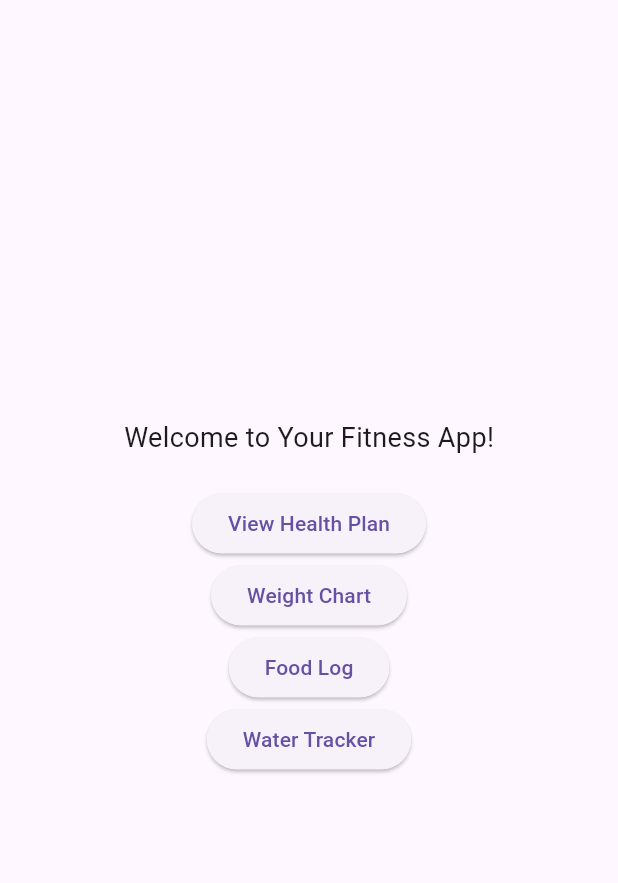
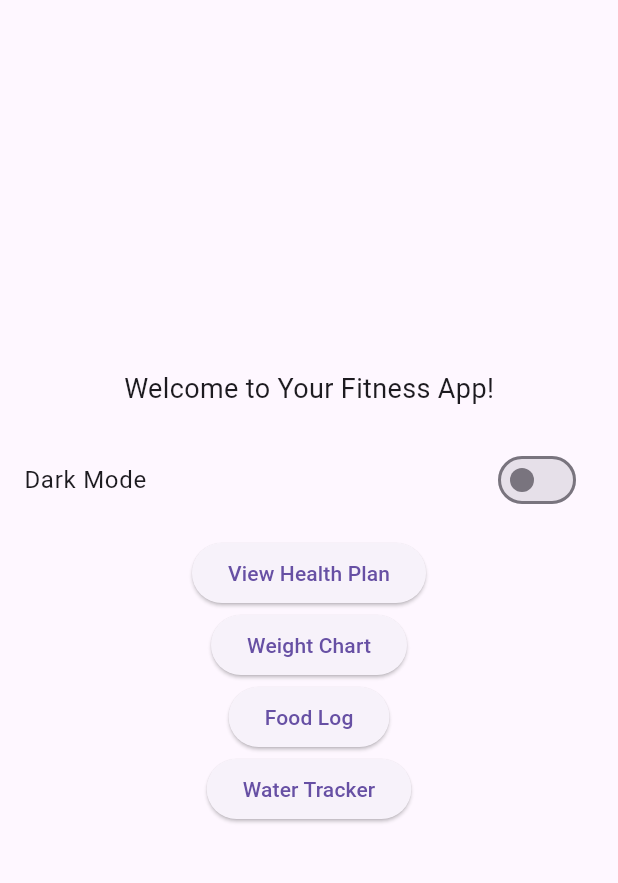
Before and after one commit to TeddyTjoe1990/cse310-module2, a Flutter app: the screen it shows after launch, after a tap on "Login", on a phone screen of 412 x 824 dp, the part 63-946 px from its top. Run offline on Flutter 3.47's test engine with Material 3 defaults, Android fonts, the phone set to English and light mode, and no system bars; our stand-ins replace fl_chart.

Commit message:
adding some dependencies and adding a toggle button darkmode

```diff
--- a/health_and_fitness_app/lib/main.dart
+++ b/health_and_fitness_app/lib/main.dart
@@ -1,20 +1,43 @@
 import 'package:flutter/material.dart';
+import 'package:provider/provider.dart';
+
 import 'pages/login_page.dart';
 import 'pages/dashboard_page.dart';
 import 'pages/plan_page.dart';
 import 'pages/weight_chart_page.dart';
 import 'pages/food_log_page.dart';
 import 'pages/water_tracker_page.dart';
+import 'theme_provider.dart';
 
-void main() => runApp(HealthFitnessApp());
+void main() => runApp(
+      ChangeNotifierProvider(
+        create: (_) => ThemeProvider(),
+        child: MyApp(),
+      ),
+    );
 
-class HealthFitnessApp extends StatelessWidget {
+class MyApp extends StatelessWidget {
   @override
   Widget build(BuildContext context) {
+    final themeProvider = Provider.of<ThemeProvider>(context);
+
     return MaterialApp(
       title: 'Health & Fitness',
-      theme: ThemeData(primarySwatch: Colors.green),
-      home: LoginPage(), // ✅ ini sudah benar
+      theme: ThemeData(
+        brightness: Brightness.light,
+        primarySwatch: Colors.green,
+      ),
+      darkTheme: ThemeData(
+        brightness: Brightness.dark,
+        primarySwatch: Colors.green,
+        scaffoldBackgroundColor: Colors.black,
+        cardColor: Colors.grey[900],
+        appBarTheme: AppBarTheme(
+          backgroundColor: Colors.grey[900],
+        ),
+      ),
+      themeMode: themeProvider.themeMode, // pakai mode dari provider
+      home: LoginPage(),
       routes: {
         '/dashboard': (context) => DashboardPage(),
         '/plan': (context) => PlanPage(),
--- a/health_and_fitness_app/lib/pages/dashboard_page.dart
+++ b/health_and_fitness_app/lib/pages/dashboard_page.dart
@@ -1,11 +1,17 @@
 import 'package:flutter/material.dart';
+import 'package:provider/provider.dart';
+import '/theme_provider.dart'; // Pastikan file ini ada dan sudah kamu buat
 
 class DashboardPage extends StatelessWidget {
   @override
   Widget build(BuildContext context) {
+    final themeProvider = Provider.of<ThemeProvider>(context);
+    final isDarkMode = themeProvider.themeMode == ThemeMode.dark;
+
     return Scaffold(
       appBar: AppBar(title: Text('Health & Fitness')),
       body: Center(
+        child: SingleChildScrollView(
           child: Column(
             mainAxisAlignment: MainAxisAlignment.center,
             children: [
@@ -14,13 +20,20 @@
                 style: TextStyle(fontSize: 18),
               ),
               SizedBox(height: 20),
+              SwitchListTile(
+                title: Text('Dark Mode'),
+                value: isDarkMode,
+                onChanged: (value) {
+                  themeProvider.toggleTheme(value);
+                },
+              ),
+              SizedBox(height: 10),
               ElevatedButton(
                 onPressed: () {
                   Navigator.pushNamed(context, '/plan');
                 },
                 child: Text('View Health Plan'),
               ),
-
               ElevatedButton(
                 onPressed: () => Navigator.pushNamed(context, '/weight'),
                 child: Text('Weight Chart'),
@@ -36,6 +49,7 @@
             ],
           ),
         ),
+      ),
     );
   }
 }
--- /dev/null
+++ b/health_and_fitness_app/lib/theme_provider.dart
@@ -0,0 +1,17 @@
+import 'package:flutter/material.dart';
+
+class ThemeProvider extends ChangeNotifier {
+  ThemeMode _themeMode = ThemeMode.light;
+
+  ThemeMode get themeMode => _themeMode;
+
+  void toggleTheme(bool isDarkMode) {
+    _themeMode = isDarkMode ? ThemeMode.dark : ThemeMode.light;
+    notifyListeners();
+  }
+
+  void setTheme(ThemeMode mode) {
+    _themeMode = mode;
+    notifyListeners();
+  }
+}
--- a/health_and_fitness_app/pubspec.yaml
+++ b/health_and_fitness_app/pubspec.yaml
@@ -32,6 +32,7 @@
     sdk: flutter
   http: ^0.13.6
   fl_chart: ^0.64.0
+  provider: ^6.1.1
 
   # The following adds the Cupertino Icons font to your application.
   # Use with the CupertinoIcons class for iOS style icons.
```
Also changed, not shown: health_and_fitness_app/pubspec.lock, 1 other file. Lines whose indentation alone changed are shown as unchanged.
